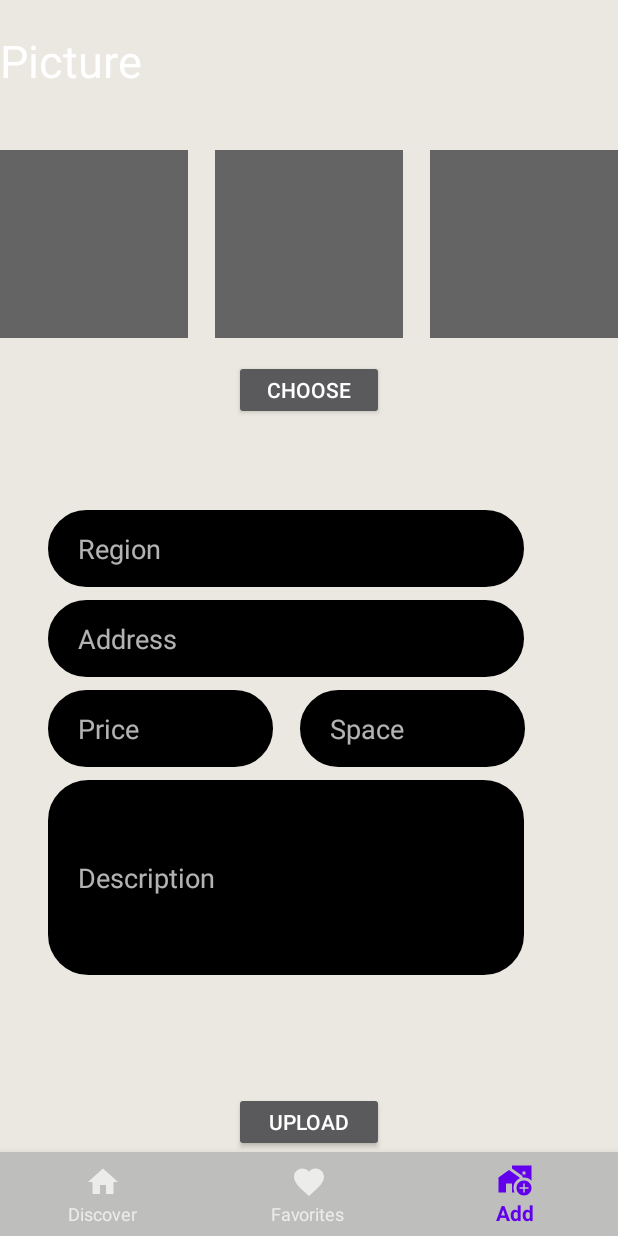
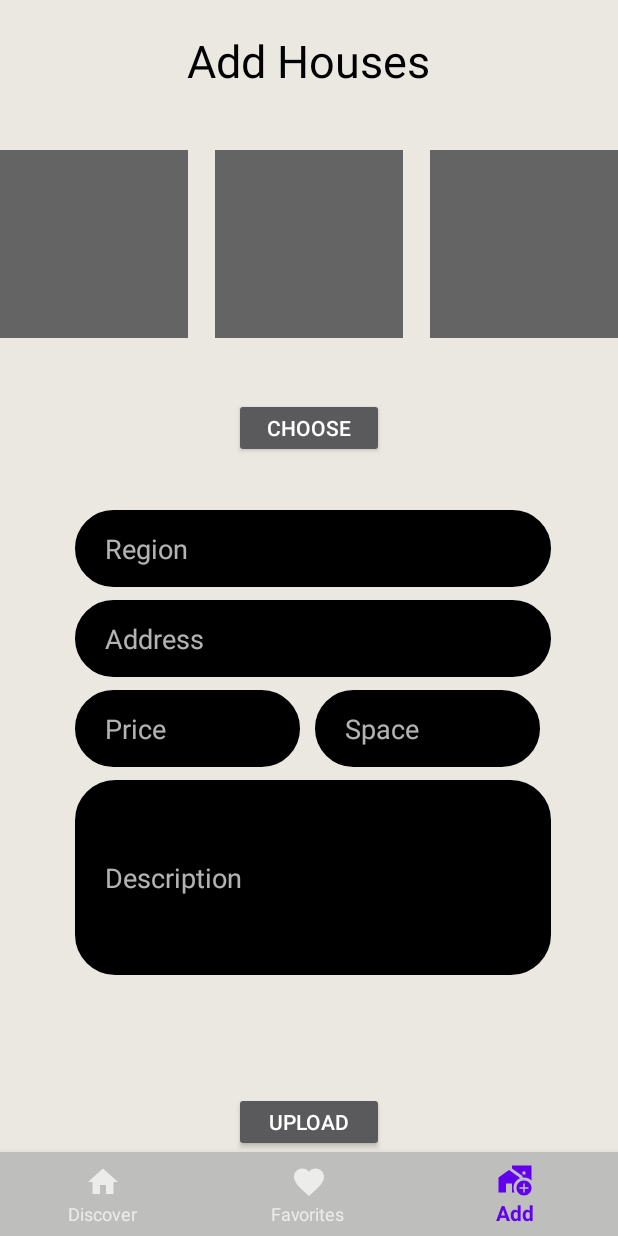
Before and after one commit to marc0dev0417/DigiRenting, an Android app: the screen it shows after launch (MainMenu), item 3 of the bottom bar chosen, on a phone screen of 412 x 824 dp. Run offline under Robolectric (Android 15) with nearby library versions, the phone set to English and light mode, and no system bars; our stand-ins replace Firebase (no records; nobody signed in at launch, a user with empty details on screens opened directly); pictures from the network do not load.

Commit message:
Changes in design "Add fragment" and prepare input fields

```diff
--- a/Proyecto_Movil/app/src/main/java/com/example/proyecto_movil/AddFrament.kt
+++ b/Proyecto_Movil/app/src/main/java/com/example/proyecto_movil/AddFrament.kt
@@ -33,8 +33,13 @@ class AddFrament : Fragment() {
     private lateinit var imageViewFirst: ImageView
     private lateinit var imageViewSecond: ImageView
     private lateinit var imageViewThird: ImageView
-    //fields =>
+
+    //Fields =>
     private lateinit var regionEditText: EditText
+    private lateinit var addressEditText: EditText
+    private lateinit var priceEdiText: EditText
+    private lateinit var spaceEditText: EditText
+    private lateinit var descriptionEditText: EditText
 
     //Counts to controller the state in Button Choose =>
     private var count = 0
--- a/Proyecto_Movil/app/src/main/res/layout/frament_add.xml
+++ b/Proyecto_Movil/app/src/main/res/layout/frament_add.xml
@@ -7,11 +7,11 @@
     <TextView
         android:layout_width="wrap_content"
         android:layout_height="wrap_content"
-        android:layout_alignParentLeft="true"
+        android:layout_centerHorizontal="true"
         android:layout_marginTop="20dp"
-        android:text="Picture"
-        android:textColor="@color/colorWhite"
-        android:textSize="30sp"></TextView>
+        android:text="Add Houses"
+        android:textColor="@color/black"
+        android:textSize="30sp" />
 
     <FrameLayout
         android:layout_width="match_parent"
@@ -44,14 +44,14 @@
             android:layout_width="100dp"
             android:layout_height="40dp"
             android:layout_gravity="center|top"
-            android:layout_marginTop="140dp"
+            android:layout_marginTop="165dp"
             android:text="Choose" />
 
         <EditText
             android:id="@+id/region_add_house"
             android:layout_width="317dp"
             android:layout_height="wrap_content"
-            android:layout_marginStart="32dp"
+            android:layout_marginStart="50dp"
             android:layout_marginTop="240dp"
             android:layout_marginEnd="32dp"
             android:background="@drawable/edit_text_rounded"
@@ -65,7 +65,7 @@
             android:id="@+id/address_add_house"
             android:layout_width="317dp"
             android:layout_height="wrap_content"
-            android:layout_marginStart="32dp"
+            android:layout_marginStart="50dp"
             android:layout_marginTop="300dp"
             android:layout_marginEnd="32dp"
             android:background="@drawable/edit_text_rounded"
@@ -79,7 +79,7 @@
             android:id="@+id/price_add_house"
             android:layout_width="150dp"
             android:layout_height="wrap_content"
-            android:layout_marginStart="32dp"
+            android:layout_marginStart="50dp"
             android:layout_marginTop="360dp"
             android:layout_marginEnd="32dp"
             android:background="@drawable/edit_text_rounded"
@@ -93,7 +93,7 @@
             android:id="@+id/space_add_house"
             android:layout_width="150dp"
             android:layout_height="wrap_content"
-            android:layout_marginStart="200dp"
+            android:layout_marginStart="210dp"
             android:layout_marginTop="360dp"
             android:layout_marginEnd="32dp"
             android:background="@drawable/edit_text_rounded"
@@ -107,7 +107,7 @@
             android:id="@+id/description_add_house"
             android:layout_width="317dp"
             android:layout_height="130dp"
-            android:layout_marginStart="32dp"
+            android:layout_marginStart="50dp"
             android:layout_marginTop="420dp"
             android:layout_marginEnd="32dp"
             android:background="@drawable/edit_text_rounded"
```
